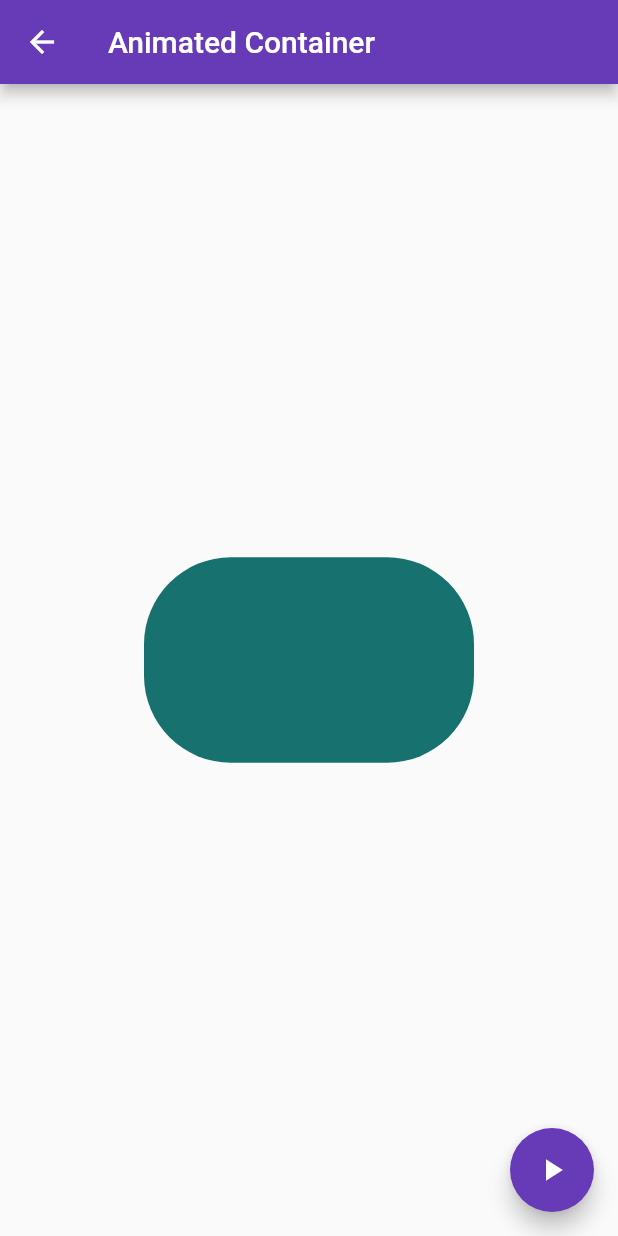
After one commit to mmunozpatino/components, a Flutter app: the AnimatedContainerPage screen opened by its route, after a tap on the "play arrow" icon, on a phone screen of 412 x 824 dp. The commit adds this screen. Run offline on Flutter 3.47's test engine with Material 2 defaults, Android fonts, the phone set to English and light mode, and no system bars.

Commit message:
video 78 OK

```diff
--- a/data/menu_opts.json
+++ b/data/menu_opts.json
@@ -15,6 +15,11 @@
             "ruta" : "card",
             "icon" : "folder_open",
             "texto": "Cards - Tarjetas"
+        },
+        {
+            "ruta" : "animatedContainer",
+            "icon" : "donut_large",
+            "texto": "Animated Container"
         }
     ]
 }
--- /dev/null
+++ b/lib/src/pages/animated_container.dart
@@ -0,0 +1,51 @@
+import 'dart:math';
+
+import 'package:flutter/material.dart';
+
+class AnimatedContainerPage extends StatefulWidget {
+  @override
+  _AnimatedContainerPageState createState() => _AnimatedContainerPageState();
+}
+
+class _AnimatedContainerPageState extends State<AnimatedContainerPage> {
+  double _width = 50.0;
+  double _height = 50.0;
+  Color _color = Colors.deepPurple;
+  BorderRadiusGeometry _borderRadius = BorderRadius.circular(8.0);
+  @override
+  Widget build(BuildContext context) {
+    return Scaffold(
+      appBar: AppBar(
+        title: Text('Animated Container'),
+      ),
+      body: Center(
+        child: AnimatedContainer(
+          width: _width,
+          height: _height,
+          decoration: BoxDecoration(borderRadius: _borderRadius, color: _color),
+          //obligatorios para animatedContainer
+          duration: Duration(milliseconds: 800),
+          curve: Curves.fastOutSlowIn,
+        ),
+      ),
+      floatingActionButton: FloatingActionButton(
+        child: Icon(Icons.play_arrow),
+        backgroundColor: Colors.deepPurple,
+        foregroundColor: Colors.white,
+        onPressed: _changeForm,
+      ),
+    );
+  }
+
+  void _changeForm() {
+
+    final random = Random();
+
+    setState(() {
+      _width = random.nextInt(300).toDouble();
+      _height = random.nextInt(300).toDouble();
+      _color = Color.fromRGBO(random.nextInt(255), random.nextInt(255), random.nextInt(255), 1);
+      _borderRadius = BorderRadius.circular(random.nextInt(100).toDouble());
+    });
+  }
+}
--- a/lib/src/routes/routes.dart
+++ b/lib/src/routes/routes.dart
@@ -1,3 +1,4 @@
+import 'package:components/src/pages/animated_container.dart';
 import 'package:components/src/pages/card_page.dart';
 import 'package:flutter/material.dart';
 
@@ -14,5 +15,6 @@ final _routes = <String, WidgetBuilder>{
   '/': (BuildContext context) => HomePage(),
   'alert': (BuildContext context) => AlertPage(),
   'avatar': (BuildContext context) => AvatarPage(),
+  'animatedContainer': (BuildContext context) => AnimatedContainerPage(),
   'card': (BuildContext context) => CardPage()
 };
--- a/lib/src/utils/icon_string_util.dart
+++ b/lib/src/utils/icon_string_util.dart
@@ -3,7 +3,8 @@ import 'package:flutter/material.dart';
 final _icons= <String, IconData>{
   'add_alert': Icons.add_alert,
   'accessibility': Icons.accessibility,
-  'folder_open': Icons.folder_open
+  'folder_open': Icons.folder_open,
+  "donut_large": Icons.donut_large
 };
 
 Icon getIcon(String iconName){
```
Also changed, not shown: lib/src/pages/alert_page.dart (+48 -0 lines), lib/src/pages/avatar_page.dart (+27 -1 lines).
